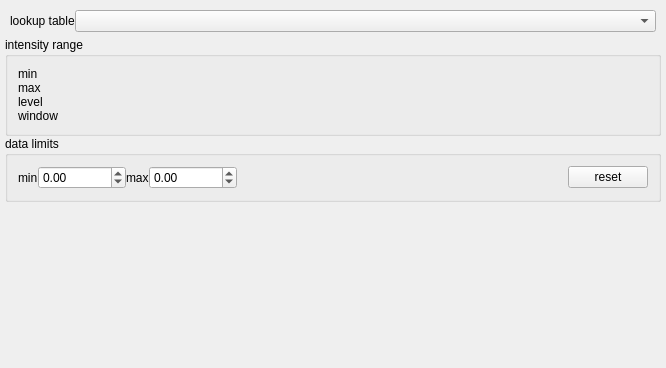
NifTK/NifTK, file Code/Gui/MITK/Plugins/uk.ac.ucl.cmic.imagelookuptables/src/internal/ImageLookupTablesViewControls.ui: the form before one commit.
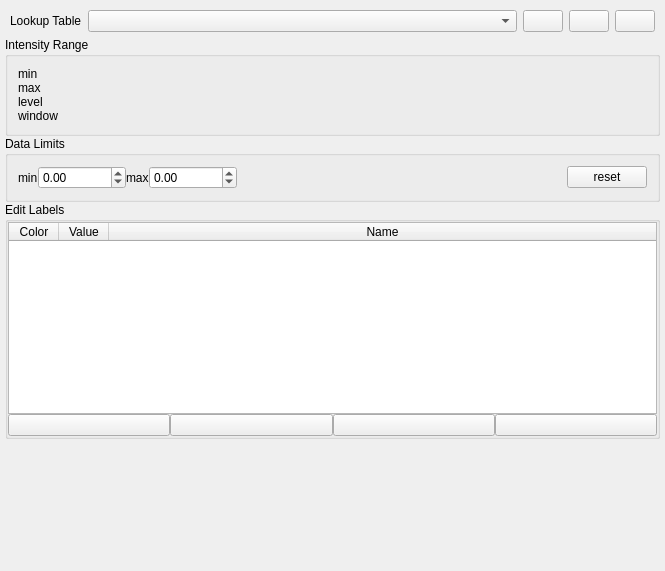
The form after the commit. Icons and pictures are not drawn. Custom widgets are drawn as their Qt base class.

Commit message: Bug #4348: Adding images for buttons related to label map functions.

Patch:
```diff
--- a/Code/Gui/MITK/Plugins/uk.ac.ucl.cmic.imagelookuptables/src/internal/ImageLookupTablesViewControls.ui
+++ b/Code/Gui/MITK/Plugins/uk.ac.ucl.cmic.imagelookuptables/src/internal/ImageLookupTablesViewControls.ui
@@ -6,8 +6,8 @@
    <rect>
     <x>0</x>
     <y>0</y>
-    <width>666</width>
-    <height>368</height>
+    <width>665</width>
+    <height>571</height>
    </rect>
   </property>
   <property name="minimumSize">
@@ -52,7 +52,7 @@
         <number>5</number>
        </property>
        <property name="spacing">
-        <number>-1</number>
+        <number>6</number>
        </property>
        <item row="0" column="0">
         <widget class="QLabel" name="m_LookupTableLabel">
@@ -63,19 +63,82 @@
           </sizepolicy>
          </property>
          <property name="text">
-          <string>lookup table</string>
+          <string>Lookup Table</string>
          </property>
         </widget>
        </item>
        <item row="0" column="1">
         <widget class="QComboBox" name="m_LookupTableComboBox"/>
        </item>
+       <item row="0" column="4">
+        <widget class="QPushButton" name="btn_Save">
+         <property name="sizePolicy">
+          <sizepolicy hsizetype="Fixed" vsizetype="Fixed">
+           <horstretch>0</horstretch>
+           <verstretch>0</verstretch>
+          </sizepolicy>
+         </property>
+         <property name="text">
+          <string/>
+         </property>
+         <property name="icon">
+          <iconset resource="../../resources/ImageLookupTables.qrc">
+           <normaloff>:/ImageLookupTables/btnSave.png</normaloff>:/ImageLookupTables/btnSave.png</iconset>
+         </property>
+         <property name="iconSize">
+          <size>
+           <width>16</width>
+           <height>16</height>
+          </size>
+         </property>
+        </widget>
+       </item>
+       <item row="0" column="2">
+        <widget class="QPushButton" name="btn_New">
+         <property name="sizePolicy">
+          <sizepolicy hsizetype="Fixed" vsizetype="Fixed">
+           <horstretch>0</horstretch>
+           <verstretch>0</verstretch>
+          </sizepolicy>
+         </property>
+         <property name="text">
+          <string/>
+         </property>
+         <property name="icon">
+          <iconset resource="../../resources/ImageLookupTables.qrc">
+           <normaloff>:/ImageLookupTables/btnNew.png</normaloff>:/ImageLookupTables/btnNew.png</iconset>
+         </property>
+        </widget>
+       </item>
+       <item row="0" column="3">
+        <widget class="QPushButton" name="btn_Load">
+         <property name="sizePolicy">
+          <sizepolicy hsizetype="Fixed" vsizetype="Fixed">
+           <horstretch>0</horstretch>
+           <verstretch>0</verstretch>
+          </sizepolicy>
+         </property>
+         <property name="text">
+          <string/>
+         </property>
+         <property name="icon">
+          <iconset resource="../../resources/ImageLookupTables.qrc">
+           <normaloff>:/ImageLookupTables/btnLoad.png</normaloff>:/ImageLookupTables/btnLoad.png</iconset>
+         </property>
+         <property name="iconSize">
+          <size>
+           <width>19</width>
+           <height>16</height>
+          </size>
+         </property>
+        </widget>
+       </item>
       </layout>
      </item>
      <item>
       <widget class="ctkCollapsibleGroupBox" name="m_RangeGroupBox">
        <property name="title">
-        <string>intensity range</string>
+        <string>Intensity Range</string>
        </property>
        <layout class="QHBoxLayout" name="horizontalLayout">
         <property name="leftMargin">
@@ -176,7 +239,7 @@
      <item>
       <widget class="ctkCollapsibleGroupBox" name="m_LimitsGroupBox">
        <property name="title">
-        <string>data limits</string>
+        <string>Data Limits</string>
        </property>
        <layout class="QHBoxLayout" name="horizontalLayout_2">
         <property name="leftMargin">
@@ -291,6 +354,118 @@
        </layout>
       </widget>
      </item>
+     <item>
+      <widget class="QGroupBox" name="m_EditLabelsGroupBox">
+       <property name="title">
+        <string>Edit Labels</string>
+       </property>
+       <layout class="QVBoxLayout" name="verticalLayout_3">
+        <item>
+         <widget class="QTableWidget" name="widget_LabelTable">
+          <property name="selectionMode">
+           <enum>QAbstractItemView::ContiguousSelection</enum>
+          </property>
+          <property name="selectionBehavior">
+           <enum>QAbstractItemView::SelectRows</enum>
+          </property>
+          <property name="iconSize">
+           <size>
+            <width>0</width>
+            <height>0</height>
+           </size>
+          </property>
+          <property name="showGrid">
+           <bool>true</bool>
+          </property>
+          <property name="sortingEnabled">
+           <bool>true</bool>
+          </property>
+          <property name="columnCount">
+           <number>3</number>
+          </property>
+          <attribute name="horizontalHeaderCascadingSectionResizes">
+           <bool>true</bool>
+          </attribute>
+          <attribute name="horizontalHeaderDefaultSectionSize">
+           <number>50</number>
+          </attribute>
+          <attribute name="horizontalHeaderMinimumSectionSize">
+           <number>27</number>
+          </attribute>
+          <attribute name="horizontalHeaderStretchLastSection">
+           <bool>true</bool>
+          </attribute>
+          <attribute name="verticalHeaderVisible">
+           <bool>false</bool>
+          </attribute>
+          <column>
+           <property name="text">
+            <string>Color</string>
+           </property>
+          </column>
+          <column>
+           <property name="text">
+            <string>Value</string>
+           </property>
+          </column>
+          <column>
+           <property name="text">
+            <string>Name</string>
+           </property>
+          </column>
+         </widget>
+        </item>
+        <item>
+         <layout class="QHBoxLayout" name="horizontalLayout_5">
+          <item>
+           <widget class="QPushButton" name="btn_AddLabel">
+            <property name="text">
+             <string/>
+            </property>
+            <property name="icon">
+             <iconset resource="../../resources/ImageLookupTables.qrc">
+              <normaloff>:/ImageLookupTables/btnAdd.png</normaloff>:/ImageLookupTables/btnAdd.png</iconset>
+            </property>
+           </widget>
+          </item>
+          <item>
+           <widget class="QPushButton" name="btn_RemoveLabel">
+            <property name="text">
+             <string/>
+            </property>
+            <property name="icon">
+             <iconset resource="../../resources/ImageLookupTables.qrc">
+              <normaloff>:/ImageLookupTables/btnRemove.png</normaloff>:/ImageLookupTables/btnRemove.png</iconset>
+            </property>
+           </widget>
+          </item>
+          <item>
+           <widget class="QPushButton" name="btn_MoveLabelUp">
+            <property name="text">
+             <string/>
+            </property>
+            <property name="icon">
+             <iconset resource="../../resources/ImageLookupTables.qrc">
+              <normaloff>:/ImageLookupTables/btnMoveUp.png</normaloff>:/ImageLookupTables/btnMoveUp.png</iconset>
+            </property>
+           </widget>
+          </item>
+          <item>
+           <widget class="QPushButton" name="btn_MoveLabelDown">
+            <property name="text">
+             <string/>
+            </property>
+            <property name="icon">
+             <iconset resource="../../resources/ImageLookupTables.qrc">
+              <normaloff>:/ImageLookupTables/btnMoveDown.png</normaloff>:/ImageLookupTables/btnMoveDown.png</iconset>
+            </property>
+           </widget>
+          </item>
+         </layout>
+        </item>
+       </layout>
+      </widget>
+     </item>
      <item>
       <spacer name="m_BottomVerticalSpacer">
        <property name="orientation">
```
Left out of the diff: 70 changed lines with no effect on the pictures. The commit also changes 8 other files.
